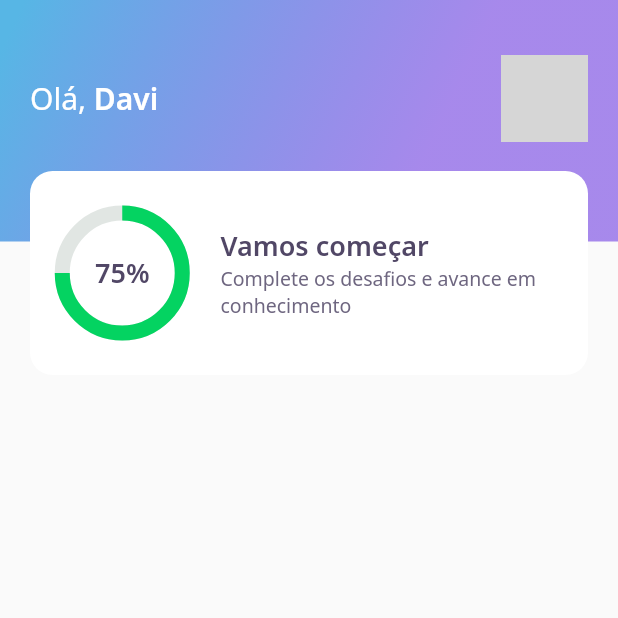
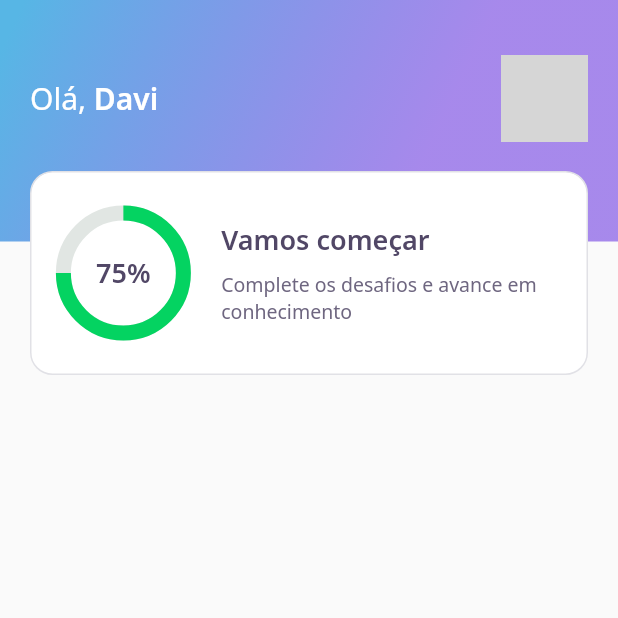
Before and after one commit to dav1rm/devquiz, a Flutter app: the screen it shows after launch, on a phone screen of 412 x 824 dp, the top half of it. Run offline on Flutter 3.47's test engine with Material 2 defaults, Android fonts, the phone set to English and light mode, and no system bars; our stand-ins replace google_fonts; network calls fail; grey boxes are pictures that could not be loaded.

Commit message:
add border to score_card_widget

```diff
--- a/lib/home/widgets/score_card/score_card_widget.dart
+++ b/lib/home/widgets/score_card/score_card_widget.dart
@@ -13,6 +13,7 @@ class ScoreCardWidget extends StatelessWidget {
         decoration: BoxDecoration(
           color: AppColors.white,
           borderRadius: BorderRadius.circular(15),
+          border: Border.all(color: AppColors.border, width: 1.0),
         ),
         child: Row(
           crossAxisAlignment: CrossAxisAlignment.center,
@@ -29,9 +30,12 @@ class ScoreCardWidget extends StatelessWidget {
                   mainAxisAlignment: MainAxisAlignment.center,
                   crossAxisAlignment: CrossAxisAlignment.start,
                   children: [
-                    Text(
-                      "Vamos começar",
-                      style: AppTextStyles.heading,
+                    Container(
+                      child: Text(
+                        "Vamos começar",
+                        style: AppTextStyles.heading,
+                      ),
+                      margin: EdgeInsets.only(bottom: 8),
                     ),
                     Text(
                       "Complete os desafios e avance em conhecimento",
```
